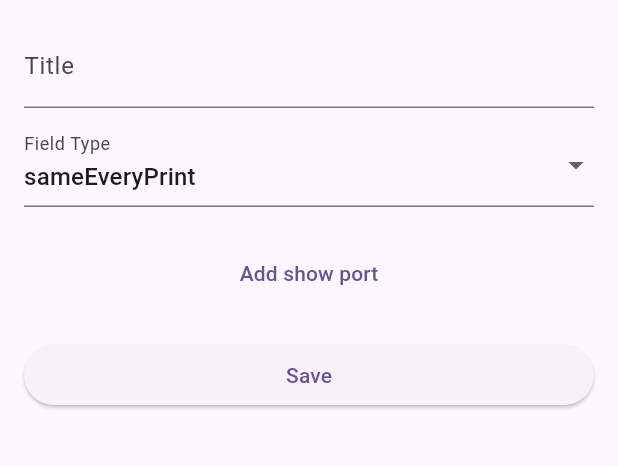
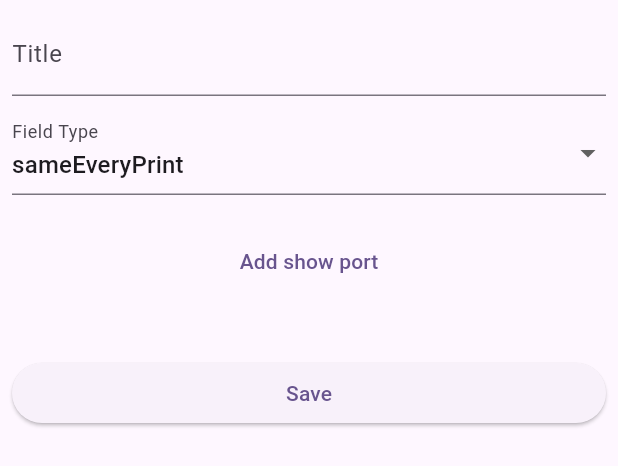
Before and after one commit to lavruh/fast_form_filler, a Flutter app: the FieldEditor widget shown alone on an empty page, opened directly with empty values, after a tap on "Add show port", on a phone screen of 412 x 824 dp. Shown: the top 466 px of the screen. Run offline on Flutter 3.47's test engine with Material 3 defaults, Android fonts, the phone set to English and light mode, and no system bars; our stand-ins replace file_picker, get, printing; missing offline and left inert: syncfusion_flutter_pdf, syncfusion_flutter_pdfviewer.

Commit message:
add show port editor

```diff
--- a/lib/domain/show_port.dart
+++ b/lib/domain/show_port.dart
@@ -19,7 +19,7 @@ class ShowPort {
   ShowPort.empty()
       : id = DateTime.now().millisecondsSinceEpoch.toString(),
         page = 0,
-        position = const Rect.fromLTWH(100, 100, 80, 30);
+        position = const Rect.fromLTWH(00, 00, 200, 25);
 
   ShowPort copyWith({
     String? id,
--- a/lib/ui/field_editor.dart
+++ b/lib/ui/field_editor.dart
@@ -1,5 +1,6 @@
 import 'package:fast_form_filler/domain/fields_controller.dart';
 import 'package:fast_form_filler/domain/show_port.dart';
+import 'package:fast_form_filler/ui/showport_editor.dart';
 import 'package:flutter/material.dart';
 import 'package:fast_form_filler/domain/field.dart';
 import 'package:get/get.dart';
@@ -26,7 +27,7 @@ class FieldEditorState extends State<FieldEditor> {
     final state = Get.find<FieldsController>();
 
     return Padding(
-      padding: const EdgeInsets.all(16.0),
+      padding: const EdgeInsets.all(8.0),
       child: Column(
         crossAxisAlignment: CrossAxisAlignment.stretch,
         children: [
@@ -53,10 +54,21 @@ class FieldEditorState extends State<FieldEditor> {
           TextButton(
               onPressed: () {
                 final showPortsList = widget.field.showPorts;
-                state.openEditor(widget.field
-                    .copyWith(showPorts: [...showPortsList, ShowPort.empty()]));
+                final page = state.openedPage;
+                state.openEditor(widget.field.copyWith(showPorts: [
+                  ...showPortsList,
+                  ShowPort.empty().copyWith(page: page)
+                ]));
               },
               child: const Text("Add show port")),
+          const SizedBox(height: 20),
+          SingleChildScrollView(
+            child: Column(
+              children: widget.field.showPorts
+                  .map((e) => ShowPortEditor(showPort: e))
+                  .toList(),
+            ),
+          ),
           const SizedBox(height: 20),
           ElevatedButton(
             onPressed: () => state.saveState(),
--- a/pubspec.yaml
+++ b/pubspec.yaml
@@ -2,7 +2,7 @@ name: fast_form_filler
 description: "A new Flutter project."
 publish_to: 'none' # Remove this line if you wish to publish to pub.dev
 
-version: 0.0.4+1
+version: 0.0.5+1
 
 environment:
   sdk: '>=3.2.4 <4.0.0'
```
Also changed, not shown: lib/domain/fields_controller.dart (+12 -2 lines), lib/ui/pdf_prewiev_widget.dart (+19 -4 lines), lib/ui/showport_editor.dart (added, +99 -0 lines).
